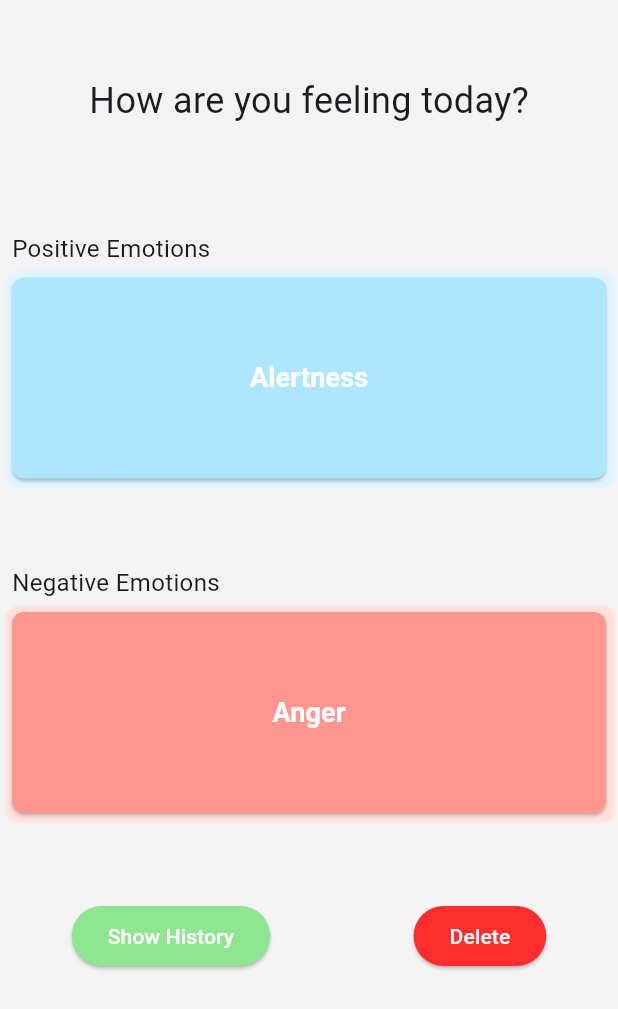
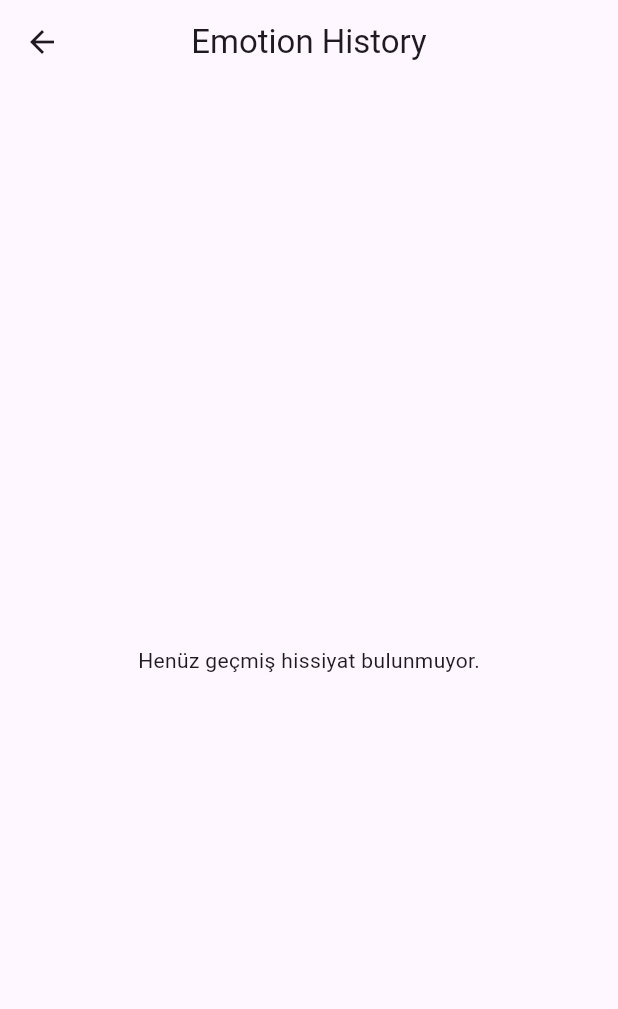
Before and after one commit to fahricandurucan/emotion_tracker, a Flutter app: the screen it shows after launch, after a tap on "Show History", on a phone screen of 412 x 824 dp. Shown: the top 1009 px of the screen. Run offline on Flutter 3.47's test engine with Material 3 defaults, Android fonts, the phone set to English and light mode, and no system bars; our stand-ins replace animated_splash_screen, animated_text_kit, dio, get, sqflite; accounts and stored records are empty.

Commit message:
history page is created and designed

```diff
--- a/lib/screens/history_page.dart
+++ b/lib/screens/history_page.dart
@@ -0,0 +1,109 @@
+import 'package:emotion_tracker/const/const.dart';
+import 'package:emotion_tracker/services/database_helper.dart';
+import 'package:flutter/material.dart';
+import 'package:intl/intl.dart';
+
+class HistoryPage extends StatefulWidget {
+  const HistoryPage({Key? key}) : super(key: key);
+
+  @override
+  _HistoryPageState createState() => _HistoryPageState();
+}
+
+class _HistoryPageState extends State<HistoryPage> with SingleTickerProviderStateMixin {
+  final DatabaseHelper databaseHelper = DatabaseHelper();
+  late List<Map<String, dynamic>> emotions;
+  late AnimationController _controller;
+  late Animation<Offset> _offsetAnimation;
+
+  @override
+  void initState() {
+    super.initState();
+    emotions = [];
+    _loadEmotions();
+    _controller = AnimationController(
+      vsync: this,
+      duration: const Duration(milliseconds: 800),
+    );
+    _offsetAnimation = Tween<Offset>(
+      begin: const Offset(0.0, -5.0),
+      end: Offset.zero,
+    ).animate(CurvedAnimation(
+      parent: _controller,
+      curve: Curves.easeInOutCubic,
+    ));
+  }
+
+  Future<void> _loadEmotions() async {
+    final loadedEmotions = await databaseHelper.getEmotions();
+    setState(() {
+      emotions = loadedEmotions;
+    });
+  }
+
+  @override
+  void dispose() {
+    _controller.dispose();
+    super.dispose();
+  }
+
+  @override
+  void didChangeDependencies() {
+    super.didChangeDependencies();
+    _controller.forward();
+  }
+
+  @override
+  Widget build(BuildContext context) {
+    return Scaffold(
+      appBar: AppBar(
+        centerTitle: true,
+        title: const Text('Emotion History'),
+      ),
+      body: emotions.isEmpty
+          ? const Center(child: Text('Henüz geçmiş hissiyat bulunmuyor.'))
+          : AnimatedList(
+              initialItemCount: emotions.length,
+              itemBuilder: (context, index, animation) {
+                return SlideTransition(
+                  position: _offsetAnimation,
+                  child: _buildItem(emotions[index]),
+                );
+              },
+            ),
+    );
+  }
+
+  Widget _buildItem(Map<String, dynamic> emotion) {
+    return Card(
+      elevation: 4,
+      margin: const EdgeInsets.symmetric(vertical: 8, horizontal: 16),
+      color: Const.positiveEmotion.contains(emotion["emotion"])
+          ? const Color.fromARGB(255, 175, 230, 255)
+          : const Color.fromARGB(255, 255, 151, 144),
+      child: ListTile(
+        title: Text(
+          emotion["emotion"],
+          style: const TextStyle(
+            fontWeight: FontWeight.bold,
+            color: Colors.white,
+          ),
+        ),
+        subtitle: Text(
+          _formatTimeStamp(emotion["timestamp"]),
+          style: const TextStyle(
+            color: Colors.white70,
+          ),
+        ),
+        onTap: () {
+          // Tıklanabilir olduğunda ek bir işlev ekleyebilirsiniz
+        },
+      ),
+    );
+  }
+
+  String _formatTimeStamp(String timeStamp) {
+    DateTime dateTime = DateTime.parse(timeStamp);
+    return DateFormat('dd.MM.yyyy HH:mm').format(dateTime);
+  }
+}
--- a/lib/screens/home_page.dart
+++ b/lib/screens/home_page.dart
@@ -1,5 +1,6 @@
 import 'package:emotion_tracker/const/const.dart';
 import 'package:emotion_tracker/controllers/home_page_controller.dart';
+import 'package:emotion_tracker/screens/history_page.dart';
 import 'package:emotion_tracker/services/database_helper.dart';
 import 'package:flutter/material.dart';
 import 'package:get/get.dart';
@@ -91,6 +92,7 @@ class HomePage extends StatelessWidget {
             print(
                 "Emotion: ${emotion['emotion']}, Timestamp: ${emotion['timestamp']}, Author: ${emotion['author']}");
           }
+          Get.to(HistoryPage());
         },
         style: ElevatedButton.styleFrom(
           backgroundColor: const Color.fromARGB(255, 142, 230, 145), // Arka plan rengi
--- a/lib/services/database_helper.dart
+++ b/lib/services/database_helper.dart
@@ -1,3 +1,4 @@
+import 'package:emotion_tracker/models/quote.dart';
 import 'package:path/path.dart';
 import 'package:sqflite/sqflite.dart';
 
--- a/pubspec.yaml
+++ b/pubspec.yaml
@@ -35,6 +35,7 @@ dependencies:
   animated_text_kit: ^4.2.2
   animated_splash_screen: ^1.3.0
   sqflite: ^2.3.0
+  intl: ^0.19.0
 
 
 
```
